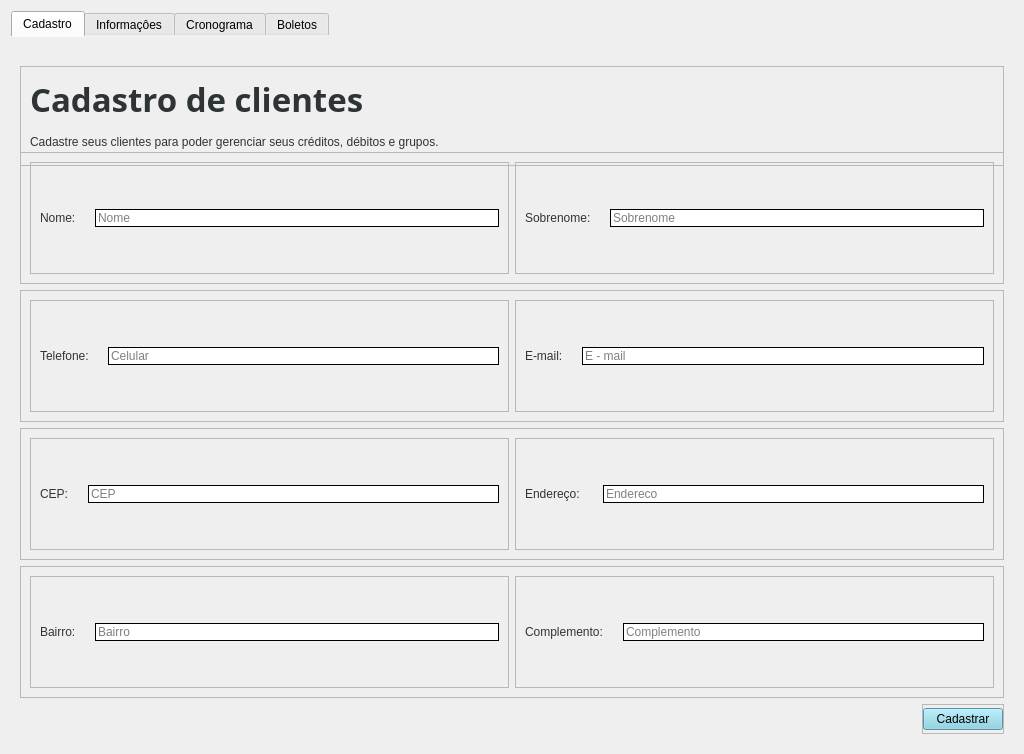
Before: the Qt Designer form Telas/UI/dashCliente.ui in Nautilidae-project/Nautilus, drawn with Qt 5.
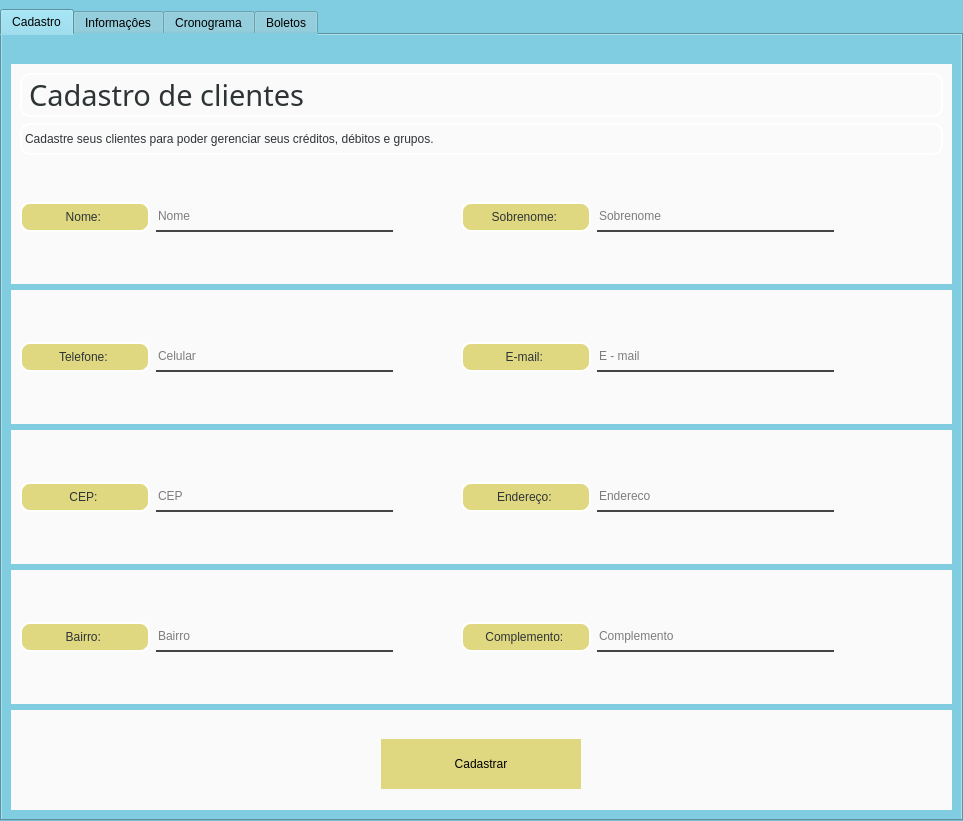
After: the same form once the commit is applied.

Commit message: Tapinha na tela dashCliente

Diff of the .ui file:
```diff
--- a/Telas/UI/dashCliente.ui
+++ b/Telas/UI/dashCliente.ui
@@ -6,18 +6,93 @@
    <rect>
     <x>0</x>
     <y>0</y>
-    <width>1024</width>
-    <height>754</height>
+    <width>963</width>
+    <height>821</height>
    </rect>
   </property>
   <property name="windowTitle">
    <string>Form</string>
   </property>
+  <property name="styleSheet">
+   <string notr="true">QWidget {
+	background-color: #80CCE1;
+}
+
+QFrame {
+	background-color: #fafafa;
+	border: none;
+}
+
+QLabel {
+	font: 150 14pt &quot;Fira Sans&quot; ;
+
+	border-radius: 10px;
+	border: 2px solid  #fff;
+	color: rgb(100, 100, 100);
+	background-color: #DFD880;
+}
+
+#lbTitulo{
+		background-color: none;
+		font: 300 22pt &quot;Fira Sans&quot; ;
+}
+
+#lbCorpo{
+		background-color: none;
+		font: 200 18pt &quot;Fira Sans&quot; ;
+}
+
+QLineEdit {
+	border: none;
+	background-color: #fafafa;
+	border-bottom: 2px solid #444444;
+	
+	font: 80 14pt &quot;Fira Sans&quot; ;
+
+}
+QLineEdit:focus{
+	border: 2px solid 444444;
+	border-radius: 10px;
+}
+
+QPushButton{
+	background-color: #DFD880;
+	border: 0px solid;
+}
+
+QPushButton:hover {
+	background-color: #8cdf80;
+}
+</string>
+  </property>
   <layout class="QGridLayout" name="gridLayout">
+   <property name="leftMargin">
+    <number>0</number>
+   </property>
+   <property name="topMargin">
+    <number>9</number>
+   </property>
+   <property name="rightMargin">
+    <number>0</number>
+   </property>
+   <property name="bottomMargin">
+    <number>0</number>
+   </property>
+   <property name="spacing">
+    <number>0</number>
+   </property>
    <item row="0" column="0">
     <widget class="QTabWidget" name="tabsCliente">
      <property name="styleSheet">
-      <string notr="true">QTabWidget::pane {border: 0px;}
+      <string notr="true">QTabWidget::pane {
+	border-top: 3px solid;
+}
+
+QTabWidget QStackedWidget &gt; QWidget   
+{	
+    background-color: #fafafa;
+}
+
 
 /*-------------------------------------------------------------*/
 
@@ -26,6 +101,22 @@
     alignment: center;
 }
 
+QTabBar::tab {
+	font: 80 14pt &quot;Fira Sans&quot; ;
+	height: 25px;
+	width: 125px;
+ 
+    border: 1px double transparent;
+    border-top-left-radius: 14px;
+    border-top-right-radius: 14px;
+
+    padding: 10px;
+}
+
+QTabBar::tab:selected, QTabBar::tab:hover {
+    background-color: #DFD880;
+	
+}
 
 </string>
      </property>
@@ -39,21 +130,249 @@
       <number>0</number>
      </property>
      <widget class="QWidget" name="tbCadastraCliente">
+      <property name="styleSheet">
+       <string notr="true"/>
+      </property>
       <attribute name="title">
        <string>Cadastro</string>
       </attribute>
-      <layout class="QVBoxLayout" name="verticalLayout_2">
-       <item>
-        <widget class="QFrame" name="frCabecalho">
+      <layout class="QGridLayout" name="gridLayout_2">
+       <item row="3" column="0">
+        <widget class="QFrame" name="frCepEnd">
          <property name="minimumSize">
           <size>
            <width>600</width>
-           <height>100</height>
+           <height>60</height>
           </size>
          </property>
+         <property name="frameShape">
+          <enum>QFrame::StyledPanel</enum>
+         </property>
+         <property name="frameShadow">
+          <enum>QFrame::Raised</enum>
+         </property>
+         <layout class="QHBoxLayout" name="horizontalLayout_7">
+          <property name="spacing">
+           <number>50</number>
+          </property>
+          <property name="leftMargin">
+           <number>0</number>
+          </property>
+          <property name="topMargin">
+           <number>0</number>
+          </property>
+          <property name="rightMargin">
+           <number>9</number>
+          </property>
+          <property name="bottomMargin">
+           <number>0</number>
+          </property>
+          <item>
+           <widget class="QFrame" name="frCep">
+            <property name="frameShape">
+             <enum>QFrame::StyledPanel</enum>
+            </property>
+            <property name="frameShadow">
+             <enum>QFrame::Raised</enum>
+            </property>
+            <layout class="QHBoxLayout" name="horizontalLayout_13">
+             <property name="leftMargin">
+              <number>9</number>
+             </property>
+             <item>
+              <widget class="QLabel" name="lbCep">
+               <property name="minimumSize">
+                <size>
+                 <width>130</width>
+                 <height>0</height>
+                </size>
+               </property>
+               <property name="maximumSize">
+                <size>
+                 <width>150</width>
+                 <height>30</height>
+                </size>
+               </property>
+               <property name="styleSheet">
+                <string notr="true">color: rgb(46, 52, 54)</string>
+               </property>
+               <property name="text">
+                <string>&lt;html&gt;&lt;head/&gt;&lt;body&gt;&lt;p align=&quot;center&quot;&gt;CEP:    &lt;/p&gt;&lt;/body&gt;&lt;/html&gt;</string>
+               </property>
+               <property name="textFormat">
+                <enum>Qt::RichText</enum>
+               </property>
+               <property name="alignment">
+                <set>Qt::AlignCenter</set>
+               </property>
+              </widget>
+             </item>
+             <item>
+              <widget class="QLineEdit" name="leCep">
+               <property name="minimumSize">
+                <size>
+                 <width>0</width>
+                 <height>30</height>
+                </size>
+               </property>
+               <property name="maximumSize">
+                <size>
+                 <width>600</width>
+                 <height>16777215</height>
+                </size>
+               </property>
+               <property name="styleSheet">
+                <string notr="true"/>
+               </property>
+               <property name="placeholderText">
+                <string>CEP</string>
+               </property>
+              </widget>
+             </item>
+            </layout>
+           </widget>
+          </item>
+          <item>
+           <widget class="QFrame" name="frEndereco">
+            <property name="frameShape">
+             <enum>QFrame::StyledPanel</enum>
+            </property>
+            <property name="frameShadow">
+             <enum>QFrame::Raised</enum>
+            </property>
+            <layout class="QHBoxLayout" name="horizontalLayout_14">
+             <property name="leftMargin">
+              <number>9</number>
+             </property>
+             <item>
+              <widget class="QLabel" name="lbEnd">
+               <property name="minimumSize">
+                <size>
+                 <width>130</width>
+                 <height>0</height>
+                </size>
+               </property>
+               <property name="maximumSize">
+                <size>
+                 <width>150</width>
+                 <height>30</height>
+                </size>
+               </property>
+               <property name="styleSheet">
+                <string notr="true">color: rgb(46, 52, 54)</string>
+               </property>
+               <property name="text">
+                <string>&lt;html&gt;&lt;head/&gt;&lt;body&gt;&lt;p align=&quot;center&quot;&gt;Endereço:     &lt;/p&gt;&lt;/body&gt;&lt;/html&gt;</string>
+               </property>
+               <property name="textFormat">
+                <enum>Qt::RichText</enum>
+               </property>
+               <property name="alignment">
+                <set>Qt::AlignCenter</set>
+               </property>
+              </widget>
+             </item>
+             <item>
+              <widget class="QLineEdit" name="leEnd">
+               <property name="minimumSize">
+                <size>
+                 <width>0</width>
+                 <height>30</height>
+                </size>
+               </property>
+               <property name="maximumSize">
+                <size>
+                 <width>600</width>
+                 <height>16777215</height>
+                </size>
+               </property>
+               <property name="styleSheet">
+                <string notr="true"/>
+               </property>
+               <property name="placeholderText">
+                <string>Endereco</string>
+               </property>
+              </widget>
+             </item>
+            </layout>
+           </widget>
+          </item>
+          <item>
+           <spacer name="horizontalSpacer_3">
+            <property name="orientation">
+             <enum>Qt::Horizontal</enum>
+            </property>
+            <property name="sizeType">
+             <enum>QSizePolicy::Fixed</enum>
+            </property>
+            <property name="sizeHint" stdset="0">
+             <size>
+              <width>100</width>
+              <height>20</height>
+             </size>
+            </property>
+           </spacer>
+          </item>
+         </layout>
+        </widget>
+       </item>
+       <item row="5" column="0">
+        <widget class="QFrame" name="frame">
          <property name="maximumSize">
           <size>
            <width>16777215</width>
+           <height>100</height>
+          </size>
+         </property>
+         <property name="frameShape">
+          <enum>QFrame::StyledPanel</enum>
+         </property>
+         <property name="frameShadow">
+          <enum>QFrame::Raised</enum>
+         </property>
+         <layout class="QHBoxLayout" name="horizontalLayout">
+          <property name="spacing">
+           <number>6</number>
+          </property>
+          <property name="leftMargin">
+           <number>9</number>
+          </property>
+          <property name="bottomMargin">
+           <number>0</number>
+          </property>
+          <item>
+           <widget class="QPushButton" name="pbCadastrar">
+            <property name="minimumSize">
+             <size>
+              <width>80</width>
+              <height>0</height>
+             </size>
+            </property>
+            <property name="maximumSize">
+             <size>
+              <width>200</width>
+              <height>50</height>
+             </size>
+            </property>
+            <property name="layoutDirection">
+             <enum>Qt::LeftToRight</enum>
+            </property>
+            <property name="styleSheet">
+             <string notr="true"/>
+            </property>
+            <property name="text">
+             <string>Cadastrar</string>
+            </property>
+           </widget>
+          </item>
+         </layout>
+        </widget>
+       </item>
+       <item row="4" column="0">
+        <widget class="QFrame" name="frBairroCompl">
+         <property name="minimumSize">
+          <size>
+           <width>600</width>
            <height>60</height>
           </size>
          </property>
@@ -63,39 +382,172 @@
          <property name="frameShadow">
           <enum>QFrame::Raised</enum>
          </property>
-         <layout class="QVBoxLayout" name="verticalLayout_3">
+         <layout class="QHBoxLayout" name="horizontalLayout_8">
+          <property name="spacing">
+           <number>50</number>
+          </property>
+          <property name="leftMargin">
+           <number>0</number>
+          </property>
+          <property name="topMargin">
+           <number>0</number>
+          </property>
+          <property name="rightMargin">
+           <number>9</number>
+          </property>
+          <property name="bottomMargin">
+           <number>0</number>
+          </property>
           <item>
-           <widget class="QLabel" name="lbTitulo">
-            <property name="font">
-             <font>
-              <family>Linux Biolinum O</family>
-              <pointsize>25</pointsize>
-              <weight>75</weight>
-              <bold>true</bold>
-             </font>
+           <widget class="QFrame" name="frBairro">
+            <property name="frameShape">
+             <enum>QFrame::StyledPanel</enum>
             </property>
-            <property name="styleSheet">
-             <string notr="true">color: rgb(46, 52, 54)</string>
+            <property name="frameShadow">
+             <enum>QFrame::Raised</enum>
             </property>
-            <property name="text">
-             <string>Cadastro de clientes</string>
-            </property>
+            <layout class="QHBoxLayout" name="horizontalLayout_15">
+             <property name="leftMargin">
+              <number>9</number>
+             </property>
+             <item>
+              <widget class="QLabel" name="lbBairro">
+               <property name="minimumSize">
+                <size>
+                 <width>130</width>
+                 <height>0</height>
+                </size>
+               </property>
+               <property name="maximumSize">
+                <size>
+                 <width>150</width>
+                 <height>30</height>
+                </size>
+               </property>
+               <property name="styleSheet">
+                <string notr="true">color: rgb(46, 52, 54)</string>
+               </property>
+               <property name="text">
+                <string>Bairro:    </string>
+               </property>
+               <property name="textFormat">
+                <enum>Qt::RichText</enum>
+               </property>
+               <property name="alignment">
+                <set>Qt::AlignCenter</set>
+               </property>
+              </widget>
+             </item>
+             <item>
+              <widget class="QLineEdit" name="leBairro">
+               <property name="minimumSize">
+                <size>
+                 <width>0</width>
+                 <height>30</height>
+                </size>
+               </property>
+               <property name="maximumSize">
+                <size>
+                 <width>600</width>
+                 <height>16777215</height>
+                </size>
+               </property>
+               <property name="styleSheet">
+                <string notr="true"/>
+               </property>
+               <property name="placeholderText">
+                <string>Bairro</string>
+               </property>
+              </widget>
+             </item>
+            </layout>
            </widget>
           </item>
           <item>
-           <widget class="QLabel" name="lbCorpo">
-            <property name="styleSheet">
-             <string notr="true">color: rgb(46, 52, 54)</string>
+           <widget class="QFrame" name="frComplemento">
+            <property name="frameShape">
+             <enum>QFrame::StyledPanel</enum>
             </property>
-            <property name="text">
-             <string>Cadastre seus clientes para poder gerenciar seus créditos, débitos e grupos.</string>
+            <property name="frameShadow">
+             <enum>QFrame::Raised</enum>
             </property>
+            <layout class="QHBoxLayout" name="horizontalLayout_16">
+             <property name="leftMargin">
+              <number>9</number>
+             </property>
+             <item>
+              <widget class="QLabel" name="lbCompl">
+               <property name="minimumSize">
+                <size>
+                 <width>130</width>
+                 <height>0</height>
+                </size>
+               </property>
+               <property name="maximumSize">
+                <size>
+                 <width>150</width>
+                 <height>30</height>
+                </size>
+               </property>
+               <property name="styleSheet">
+                <string notr="true">color: rgb(46, 52, 54)</string>
+               </property>
+               <property name="text">
+                <string>&lt;html&gt;&lt;head/&gt;&lt;body&gt;&lt;p align=&quot;center&quot;&gt;Complemento:    &lt;/p&gt;&lt;/body&gt;&lt;/html&gt;</string>
+               </property>
+               <property name="textFormat">
+                <enum>Qt::RichText</enum>
+               </property>
+               <property name="alignment">
+                <set>Qt::AlignCenter</set>
+               </property>
+              </widget>
+             </item>
+             <item>
+              <widget class="QLineEdit" name="leCompl">
+               <property name="minimumSize">
+                <size>
+                 <width>0</width>
+                 <height>30</height>
+                </size>
+               </property>
+               <property name="maximumSize">
+                <size>
+                 <width>600</width>
+                 <height>16777215</height>
+                </size>
+               </property>
+               <property name="styleSheet">
+                <string notr="true"/>
+               </property>
+               <property name="placeholderText">
+                <string>Complemento</string>
+               </property>
+              </widget>
+             </item>
+            </layout>
            </widget>
           </item>
+          <item>
+           <spacer name="horizontalSpacer_4">
+            <property name="orientation">
+             <enum>Qt::Horizontal</enum>
+            </property>
+            <property name="sizeType">
+             <enum>QSizePolicy::Fixed</enum>
+            </property>
+            <property name="sizeHint" stdset="0">
+             <size>
+              <width>100</width>
+              <height>20</height>
+             </size>
+            </property>
+           </spacer>
+          </item>
          </layout>
         </widget>
        </item>
-       <item>
+       <item row="1" column="0">
         <widget class="QFrame" name="frNomeSobrenome">
          <property name="minimumSize">
           <size>
@@ -110,6 +562,21 @@
           <enum>QFrame::Raised</enum>
          </property>
          <layout class="QHBoxLayout" name="horizontalLayout_5">
+          <property name="spacing">
+           <number>50</number>
+          </property>
+          <property name="leftMargin">
+           <number>0</number>
+          </property>
+          <property name="topMargin">
+           <number>0</number>
+          </property>
+          <property name="rightMargin">
+           <number>9</number>
+          </property>
+          <property name="bottomMargin">
+           <number>0</number>
+          </property>
           <item>
            <widget class="QFrame" name="frNome">
             <property name="frameShape">
@@ -119,22 +586,53 @@
              <enum>QFrame::Raised</enum>
             </property>
             <layout class="QHBoxLayout" name="horizontalLayout_9">
+             <property name="leftMargin">
+              <number>9</number>
+             </property>
              <item>
               <widget class="QLabel" name="lbNome">
+               <property name="minimumSize">
+                <size>
+                 <width>130</width>
+                 <height>0</height>
+                </size>
+               </property>
+               <property name="maximumSize">
+                <size>
+                 <width>150</width>
+                 <height>30</height>
+                </size>
+               </property>
                <property name="styleSheet">
                 <string notr="true">color: rgb(46, 52, 54)</string>
                </property>
                <property name="text">
                 <string>Nome:    </string>
                </property>
+               <property name="textFormat">
+                <enum>Qt::RichText</enum>
+               </property>
+               <property name="alignment">
+                <set>Qt::AlignCenter</set>
+               </property>
               </widget>
              </item>
              <item>
               <widget class="QLineEdit" name="leNome">
+               <property name="minimumSize">
+                <size>
+                 <width>0</width>
+                 <height>30</height>
+                </size>
+               </property>
+               <property name="maximumSize">
+                <size>
+                 <width>600</width>
+                 <height>16777215</height>
+                </size>
+               </property>
                <property name="styleSheet">
-                <string notr="true">#leNome{
-	border: 1px solid;
-}</string>
+                <string notr="true"/>
                </property>
                <property name="inputMask">
                 <string/>
@@ -161,22 +659,53 @@
              <enum>QFrame::Raised</enum>
             </property>
             <layout class="QHBoxLayout" name="horizontalLayout_10">
+             <property name="leftMargin">
+              <number>9</number>
+             </property>
              <item>
               <widget class="QLabel" name="lbSobrenome">
+               <property name="minimumSize">
+                <size>
+                 <width>130</width>
+                 <height>30</height>
+                </size>
+               </property>
+               <property name="maximumSize">
+                <size>
+                 <width>150</width>
+                 <height>30</height>
+                </size>
+               </property>
                <property name="styleSheet">
                 <string notr="true">color: rgb(46, 52, 54)</string>
                </property>
                <property name="text">
                 <string>Sobrenome:    </string>
                </property>
+               <property name="textFormat">
+                <enum>Qt::RichText</enum>
+               </property>
+               <property name="alignment">
+                <set>Qt::AlignCenter</set>
+               </property>
               </widget>
              </item>
              <item>
               <widget class="QLineEdit" name="leSobrenome">
+               <property name="minimumSize">
+                <size>
+                 <width>0</width>
+                 <height>30</height>
+                </size>
+               </property>
+               <property name="maximumSize">
+                <size>
+                 <width>600</width>
+                 <height>16777215</height>
+                </size>
+               </property>
                <property name="styleSheet">
-                <string notr="true">#leSobrenome{
-	border: 1px solid;
-}</string>
+                <string notr="true"/>
                </property>
                <property name="placeholderText">
                 <string>Sobrenome</string>
@@ -188,10 +717,88 @@
             <zorder>lbSobrenome</zorder>
            </widget>
           </item>
+          <item>
+           <spacer name="horizontalSpacer">
+            <property name="orientation">
+             <enum>Qt::Horizontal</enum>
+            </property>
+            <property name="sizeType">
+             <enum>QSizePolicy::Fixed</enum>
+            </property>
+            <property name="sizeHint" stdset="0">
+             <size>
+              <width>100</width>
+              <height>20</height>
+             </size>
+            </property>
+           </spacer>
+          </item>
          </layout>
         </widget>
        </item>
-       <item>
+       <item row="0" column="0">
+        <widget class="QFrame" name="frCabecalho">
+         <property name="minimumSize">
+          <size>
+           <width>600</width>
+           <height>100</height>
+          </size>
+         </property>
+         <property name="maximumSize">
+          <size>
+           <width>16777215</width>
+           <height>60</height>
+          </size>
+         </property>
+         <property name="frameShape">
+          <enum>QFrame::StyledPanel</enum>
+         </property>
+         <property name="frameShadow">
+          <enum>QFrame::Raised</enum>
+         </property>
+         <layout class="QVBoxLayout" name="verticalLayout_3">
+          <property name="spacing">
+           <number>6</number>
+          </property>
+          <property name="leftMargin">
+           <number>9</number>
+          </property>
+          <property name="topMargin">
+           <number>9</number>
+          </property>
+          <item>
+           <widget class="QLabel" name="lbTitulo">
+            <property name="font">
+             <font>
+              <family>Fira Sans</family>
+              <pointsize>22</pointsize>
+              <weight>37</weight>
+              <italic>false</italic>
+              <bold>false</bold>
+             </font>
+            </property>
+            <property name="styleSheet">
+             <string notr="true">color: rgb(46, 52, 54)</string>
+            </property>
+            <property name="text">
+             <string>Cadastro de clientes</string>
+            </property>
+           </widget>
+          </item>
+          <item>
+           <widget class="QLabel" name="lbCorpo">
+            <property name="styleSheet">
+             <string notr="true">color: rgb(46, 52, 54)</string>
+            </property>
+            <property name="text">
+             <string>Cadastre seus clientes para poder gerenciar seus créditos, débitos e grupos.</string>
+            </property>
+           </widget>
+          </item>
+         </layout>
+        </widget>
+       </item>
+       <item row="2" column="0">
         <widget class="QFrame" name="frEmailTel">
          <property name="minimumSize">
           <size>
@@ -206,6 +813,21 @@
           <enum>QFrame::Raised</enum>
          </property>
          <layout class="QHBoxLayout" name="horizontalLayout_6">
+          <property name="spacing">
+           <number>50</number>
+          </property>
+          <property name="leftMargin">
+           <number>0</number>
+          </property>
+          <property name="topMargin">
+           <number>0</number>
+          </property>
+          <property name="rightMargin">
+           <number>9</number>
+          </property>
+          <property name="bottomMargin">
+           <number>0</number>
+          </property>
           <item>
            <widget class="QFrame" name="frTel">
             <property name="frameShape">
@@ -215,22 +837,53 @@
              <enum>QFrame::Raised</enum>
             </property>
             <layout class="QHBoxLayout" name="horizontalLayout_11">
+             <property name="leftMargin">
+              <number>9</number>
+             </property>
              <item>
               <widget class="QLabel" name="lbTel">
+               <property name="minimumSize">
+                <size>
+                 <width>130</width>
+                 <height>0</height>
+                </size>
+               </property>
+               <property name="maximumSize">
+                <size>
+                 <width>150</width>
+                 <height>30</height>
+                </size>
+               </property>
                <property name="styleSheet">
                 <string notr="true">color: rgb(46, 52, 54)</string>
                </property>
                <property name="text">
                 <string>Telefone:    </string>
                </property>
+               <property name="textFormat">
+                <enum>Qt::RichText</enum>
+               </property>
+               <property name="alignment">
+                <set>Qt::AlignCenter</set>
+               </property>
               </widget>
              </item>
              <item>
               <widget class="QLineEdit" name="leTel">
+               <property name="minimumSize">
+                <size>
+                 <width>0</width>
+                 <height>30</height>
+                </size>
+               </property>
+               <property name="maximumSize">
+                <size>
+                 <width>600</width>
+                 <height>16777215</height>
+                </size>
+               </property>
                <property name="styleSheet">
-                <string notr="true">#leTel{
-	border: 1px solid;
-}</string>
+                <string notr="true"/>
                </property>
                <property name="placeholderText">
                 <string>Celular</string>
@@ -249,22 +902,53 @@
              <enum>QFrame::Raised</enum>
             </property>
             <layout class="QHBoxLayout" name="horizontalLayout_12">
+             <property name="leftMargin">
+              <number>9</number>
+             </property>
              <item>
               <widget class="QLabel" name="lbEmail">
+               <property name="minimumSize">
+                <size>
+                 <width>130</width>
+                 <height>0</height>
+                </size>
+               </property>
+               <property name="maximumSize">
+                <size>
+                 <width>150</width>
+                 <height>30</height>
+                </size>
+               </property>
                <property name="styleSheet">
                 <string notr="true">color: rgb(46, 52, 54)</string>
                </property>
                <property name="text">
-                <string>E-mail:    </string>
+                <string>&lt;html&gt;&lt;head/&gt;&lt;body&gt;&lt;p align=&quot;center&quot;&gt;E-mail:    &lt;/p&gt;&lt;/body&gt;&lt;/html&gt;</string>
+               </property>
+               <property name="textFormat">
+                <enum>Qt::RichText</enum>
+               </property>
+               <property name="alignment">
+                <set>Qt::AlignCenter</set>
                </property>
               </widget>
              </item>
              <item>
               <widget class="QLineEdit" name="leEmail">
+               <property name="minimumSize">
+                <size>
+                 <width>0</width>
+                 <height>30</height>
+                </size>
+               </property>
+               <property name="maximumSize">
+                <size>
+                 <width>600</width>
+                 <height>16777215</height>
+                </size>
+               </property>
                <property name="styleSheet">
-                <string notr="true">#leEmail{
-	border: 1px solid;
-}</string>
+                <string notr="true"/>
                </property>
                <property name="placeholderText">
                 <string>E - mail</string>
@@ -274,234 +958,21 @@
             </layout>
            </widget>
           </item>
-         </layout>
-        </widget>
-       </item>
-       <item>
-        <widget class="QFrame" name="frCepEnd">
-         <property name="minimumSize">
-          <size>
-           <width>600</width>
-           <height>60</height>
-          </size>
-         </property>
-         <property name="frameShape">
-          <enum>QFrame::StyledPanel</enum>
-         </property>
-         <property name="frameShadow">
-          <enum>QFrame::Raised</enum>
-         </property>
-         <layout class="QHBoxLayout" name="horizontalLayout_7">
           <item>
-           <widget class="QFrame" name="frCep">
-            <property name="frameShape">
-             <enum>QFrame::StyledPanel</enum>
+           <spacer name="horizontalSpacer_2">
+            <property name="orientation">
+             <enum>Qt::Horizontal</enum>
             </property>
-            <property name="frameShadow">
-             <enum>QFrame::Raised</enum>
+            <property name="sizeType">
+             <enum>QSizePolicy::Fixed</enum>
             </property>
-            <layout class="QHBoxLayout" name="horizontalLayout_13">
-             <item>
-              <widget class="QLabel" name="lbCep">
-               <property name="styleSheet">
-                <string notr="true">color: rgb(46, 52, 54)</string>
-               </property>
-               <property name="text">
-                <string>CEP:    </string>
-               </property>
-              </widget>
-             </item>
-             <item>
-              <widget class="QLineEdit" name="leCep">
-               <property name="styleSheet">
-                <string notr="true">#leCep{
-	border: 1px solid;
-}</string>
-               </property>
-               <property name="placeholderText">
-                <string>CEP</string>
-               </property>
-              </widget>
-             </item>
-            </layout>
-           </widget>
-          </item>
-          <item>
-           <widget class="QFrame" name="frEndereco">
-            <property name="frameShape">
-             <enum>QFrame::StyledPanel</enum>
-            </property>
-            <property name="frameShadow">
-             <enum>QFrame::Raised</enum>
-            </property>
-            <layout class="QHBoxLayout" name="horizontalLayout_14">
-             <item>
-              <widget class="QLabel" name="lbEnd">
-               <property name="styleSheet">
-                <string notr="true">color: rgb(46, 52, 54)</string>
-               </property>
-               <property name="text">
-                <string>Endereço:     </string>
-               </property>
-              </widget>
-             </item>
-             <item>
-              <widget class="QLineEdit" name="leEnd">
-               <property name="styleSheet">
-                <string notr="true">#leEnd{
-	border: 1px solid;
-}</string>
-               </property>
-               <property name="placeholderText">
-                <string>Endereco</string>
-               </property>
-              </widget>
-             </item>
-            </layout>
-           </widget>
-          </item>
-         </layout>
-        </widget>
-       </item>
-       <item>
-        <widget class="QFrame" name="frBairroCompl">
-         <property name="minimumSize">
-          <size>
-           <width>600</width>
-           <height>60</height>
-          </size>
-         </property>
-         <property name="frameShape">
-          <enum>QFrame::StyledPanel</enum>
-         </property>
-         <property name="frameShadow">
-          <enum>QFrame::Raised</enum>
-         </property>
-         <layout class="QHBoxLayout" name="horizontalLayout_8">
-          <item>
-           <widget class="QFrame" name="frBairro">
-            <property name="frameShape">
-             <enum>QFrame::StyledPanel</enum>
-            </property>
-            <property name="frameShadow">
-             <enum>QFrame::Raised</enum>
-            </property>
-            <layout class="QHBoxLayout" name="horizontalLayout_15">
-             <item>
-              <widget class="QLabel" name="lbBairro">
-               <property name="styleSheet">
-                <string notr="true">color: rgb(46, 52, 54)</string>
-               </property>
-               <property name="text">
-                <string>Bairro:    </string>
-               </property>
-              </widget>
-             </item>
-             <item>
-              <widget class="QLineEdit" name="leBairro">
-               <property name="styleSheet">
-                <string notr="true">#leBairro{
-	border: 1px solid;
-}</string>
-               </property>
-               <property name="placeholderText">
-                <string>Bairro</string>
-               </property>
-              </widget>
-             </item>
-            </layout>
-           </widget>
-          </item>
-          <item>
-           <widget class="QFrame" name="frComplemento">
-            <property name="frameShape">
-             <enum>QFrame::StyledPanel</enum>
-            </property>
-            <property name="frameShadow">
-             <enum>QFrame::Raised</enum>
-            </property>
-            <layout class="QHBoxLayout" name="horizontalLayout_16">
-             <item>
-              <widget class="QLabel" name="lbCompl">
-               <property name="styleSheet">
-                <string notr="true">color: rgb(46, 52, 54)</string>
-               </property>
-               <property name="text">
-                <string>Complemento:    </string>
-               </property>
-              </widget>
-             </item>
-             <item>
-              <widget class="QLineEdit" name="leCompl">
-               <property name="styleSheet">
-                <string notr="true">#leCompl{
-	border: 1px solid;
-}</string>
-               </property>
-               <property name="placeholderText">
-                <string>Complemento</string>
-               </property>
-              </widget>
-             </item>
-            </layout>
-           </widget>
-          </item>
-         </layout>
-        </widget>
-       </item>
-       <item alignment="Qt::AlignRight">
-        <widget class="QFrame" name="frame">
-         <property name="maximumSize">
-          <size>
-           <width>16777215</width>
-           <height>30</height>
-          </size>
-         </property>
-         <property name="frameShape">
-          <enum>QFrame::StyledPanel</enum>
-         </property>
-         <property name="frameShadow">
-          <enum>QFrame::Raised</enum>
-         </property>
-         <layout class="QVBoxLayout" name="verticalLayout_4">
-          <property name="spacing">
-           <number>0</number>
-          </property>
-          <property name="leftMargin">
-           <number>0</number>
-          </property>
-          <property name="topMargin">
-           <number>0</number>
-          </property>
-          <property name="rightMargin">
-           <number>0</number>
-          </property>
-          <property name="bottomMargin">
-           <number>0</number>
-          </property>
-          <item>
-           <widget class="QPushButton" name="pbCadastrar">
-            <property name="minimumSize">
+            <property name="sizeHint" stdset="0">
              <size>
-              <width>80</width>
-              <height>0</height>
+              <width>100</width>
+              <height>20</height>
              </size>
             </property>
-            <property name="maximumSize">
-             <size>
-              <width>150</width>
-              <height>16777215</height>
-             </size>
-            </property>
-            <property name="styleSheet">
-             <string notr="true">#pbCadastrar{
-	background-color: #80CCE1;
-}</string>
-            </property>
-            <property name="text">
-             <string>Cadastrar</string>
-            </property>
-           </widget>
+           </spacer>
           </item>
          </layout>
         </widget>
```
